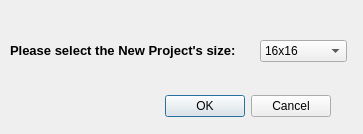
First picture: the form in newproject.ui, repository nphelpsiv/SpriteEditor, before the edit.
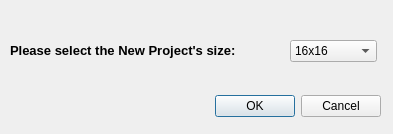
Second picture: the form after the edit. Icons and pictures are not drawn.

Commit message: added dialog boxes when you reach max number of frames

The edit to the form file:
```diff
--- a/newproject.ui
+++ b/newproject.ui
@@ -6,7 +6,7 @@
    <rect>
     <x>0</x>
     <y>0</y>
-    <width>363</width>
+    <width>393</width>
     <height>134</height>
    </rect>
   </property>
@@ -1227,7 +1227,7 @@
   <widget class="QDialogButtonBox" name="buttonBox">
    <property name="geometry">
     <rect>
-     <x>-10</x>
+     <x>40</x>
      <y>90</y>
      <width>341</width>
      <height>32</height>
@@ -1243,7 +1243,7 @@
   <widget class="QComboBox" name="SizeDrop">
    <property name="geometry">
     <rect>
-     <x>260</x>
+     <x>290</x>
      <y>40</y>
      <width>87</width>
      <height>22</height>
```
The commit also changes 1 other file.
